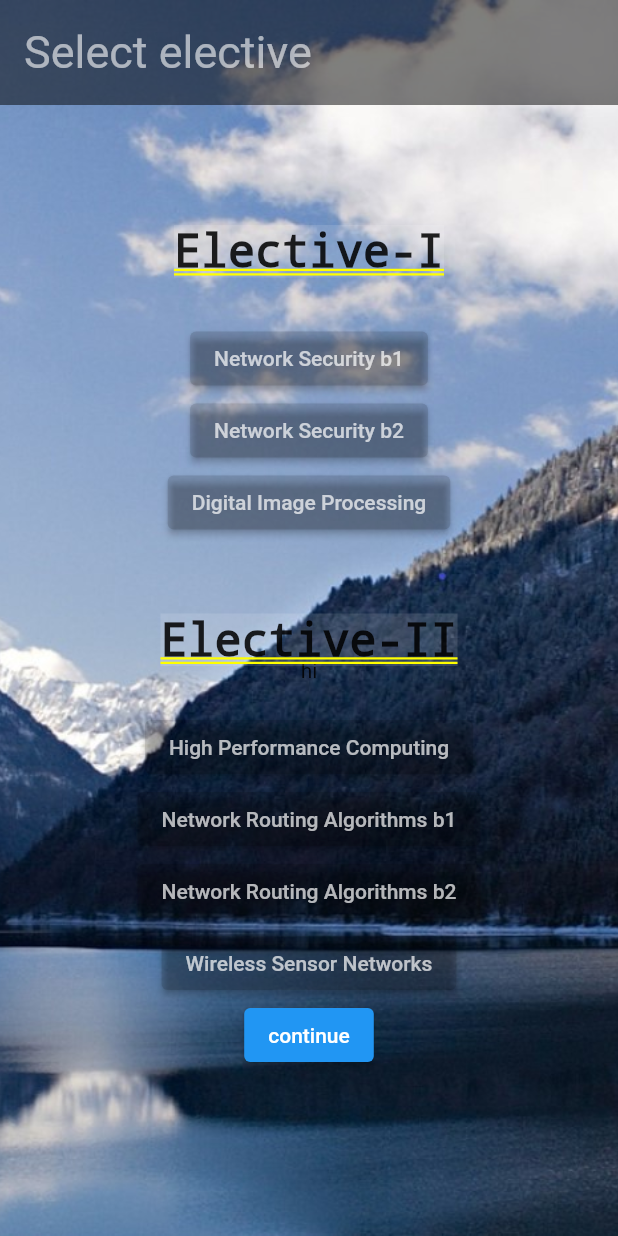
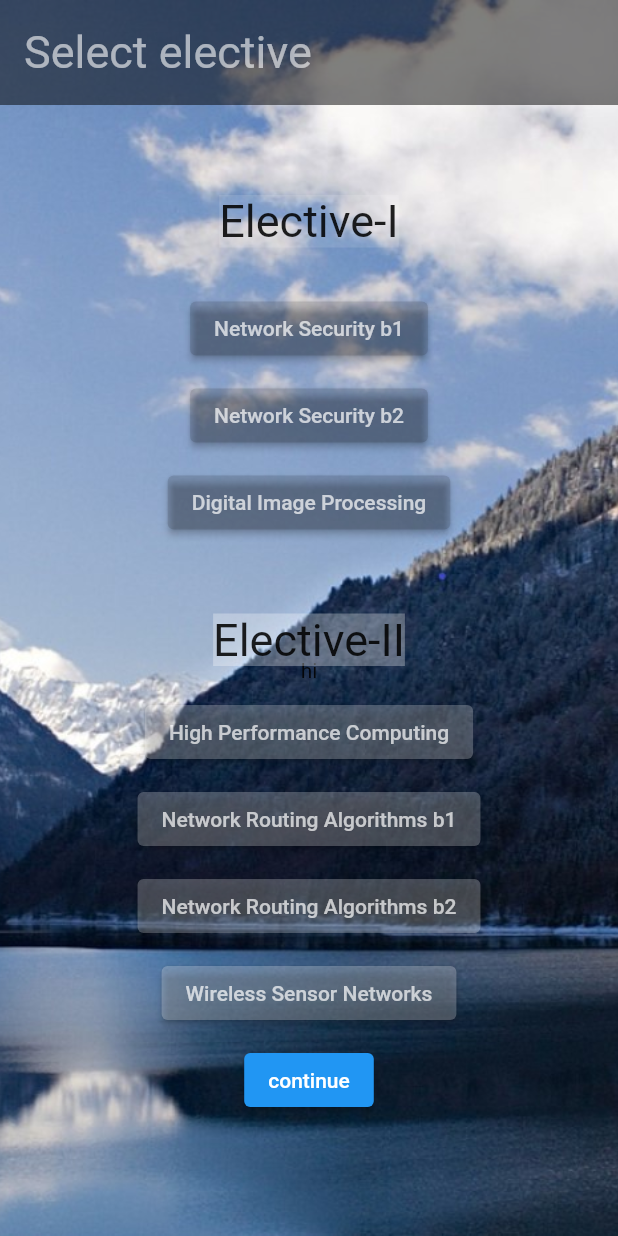
Before and after one commit to 1adityas/OnlineClassJoinApp, a Flutter app: the screen it shows after launch, on a phone screen of 412 x 824 dp. Run offline on Flutter 3.47's test engine with Material 2 defaults, Android fonts, the phone set to English and light mode, and no system bars; our stand-ins replace shared_preferences; Roboto replaces fonts that are missing (cursive).

```diff
--- a/lib/front.dart
+++ b/lib/front.dart
@@ -8,8 +8,9 @@ import 'package:shared_preferences/shared_preferences.dart';
 class front extends StatelessWidget {
   @override
   Widget build(BuildContext context) {
-    return Container(
-        child: new Stack(fit: StackFit.expand, children: <Widget>[
+    return Material(
+        child: Container(
+            child: new Stack(fit: StackFit.expand, children: <Widget>[
       BackdropFilter(
         filter: new ui.ImageFilter.blur(
           sigmaX: 7.5,
@@ -43,7 +44,7 @@ class front extends StatelessWidget {
           body: Center(child: Text("hi"))),
       Column(
         children: [
-          SizedBox(height: 150),
+          SizedBox(height: 130),
           Container(
               color: Colors.white12,
               child: Text(
@@ -51,8 +52,9 @@ class front extends StatelessWidget {
                 style: TextStyle(color: Colors.black87, fontSize: 30),
               )),
           SizedBox(
-            height: 30,
+            height: 20,
           ),
+          SizedBox(height: 10),
           ElevatedButton(
               style: ElevatedButton.styleFrom(
                 primary: Colors.black12, // background
@@ -64,6 +66,7 @@ class front extends StatelessWidget {
               child: Text(
                 "Network Security b1",
               )),
+          SizedBox(height: 10),
           ElevatedButton(
               style: ElevatedButton.styleFrom(
                 primary: Colors.black12, // background
@@ -75,6 +78,7 @@ class front extends StatelessWidget {
               child: Text(
                 "Network Security b2",
               )),
+          SizedBox(height: 10),
           ElevatedButton(
               style: ElevatedButton.styleFrom(
                 primary: Colors.black12, // background
@@ -89,18 +93,19 @@ class front extends StatelessWidget {
           SizedBox(
             height: 50,
           ),
+          /////ELECTIVE 2////////////
           Container(
-              color: Colors.white12,
+              color: Colors.white30,
               child: Text(
                 "Elective-II",
                 style: TextStyle(color: Colors.black87, fontSize: 30),
               )),
           SizedBox(
-            height: 30,
+            height: 20,
           ),
           ElevatedButton(
               style: ElevatedButton.styleFrom(
-                primary: Colors.black12, // background
+                primary: Colors.white24, // background
                 onPrimary: Colors.white70, // foreground
               ),
               onPressed: () {
@@ -109,9 +114,10 @@ class front extends StatelessWidget {
               child: Text(
                 "High Performance Computing",
               )),
+          SizedBox(height: 10),
           ElevatedButton(
               style: ElevatedButton.styleFrom(
-                primary: Colors.black12, // background
+                primary: Colors.white24, // background
                 onPrimary: Colors.white70, // foreground
               ),
               onPressed: () {
@@ -120,9 +126,10 @@ class front extends StatelessWidget {
               child: Text(
                 "Network Routing Algorithms b1",
               )),
+          SizedBox(height: 10),
           ElevatedButton(
               style: ElevatedButton.styleFrom(
-                primary: Colors.black12, // background
+                primary: Colors.white24, // background
                 onPrimary: Colors.white70, // foreground
               ),
               onPressed: () {
@@ -131,9 +138,10 @@ class front extends StatelessWidget {
               child: Text(
                 "Network Routing Algorithms b2",
               )),
+          SizedBox(height: 10),
           ElevatedButton(
               style: ElevatedButton.styleFrom(
-                primary: Colors.black12, // background
+                primary: Colors.white24, // background
                 onPrimary: Colors.white70, // foreground
               ),
               onPressed: () {
@@ -142,6 +150,7 @@ class front extends StatelessWidget {
               child: Text(
                 "Wireless Sensor Networks",
               )),
+          SizedBox(height: 10),
           ElevatedButton(
               onPressed: () {
                 check(context);
@@ -149,7 +158,7 @@ class front extends StatelessWidget {
               child: Text("continue"))
         ],
       )
-    ]));
+    ])));
   }
 }
 
--- a/lib/mainPage.dart
+++ b/lib/mainPage.dart
@@ -1,4 +1,4 @@
-import 'dart:ffi';
+
 
 import 'package:flutter/material.dart';
 import 'myglobals.dart';
```
Also changed, not shown: pubspec.yaml (+7 -0 lines), assets/icon.jpg (added), firebase.json (added), lib/main.dart (line endings or trailing spaces), pubspec.lock, 25 other files.
